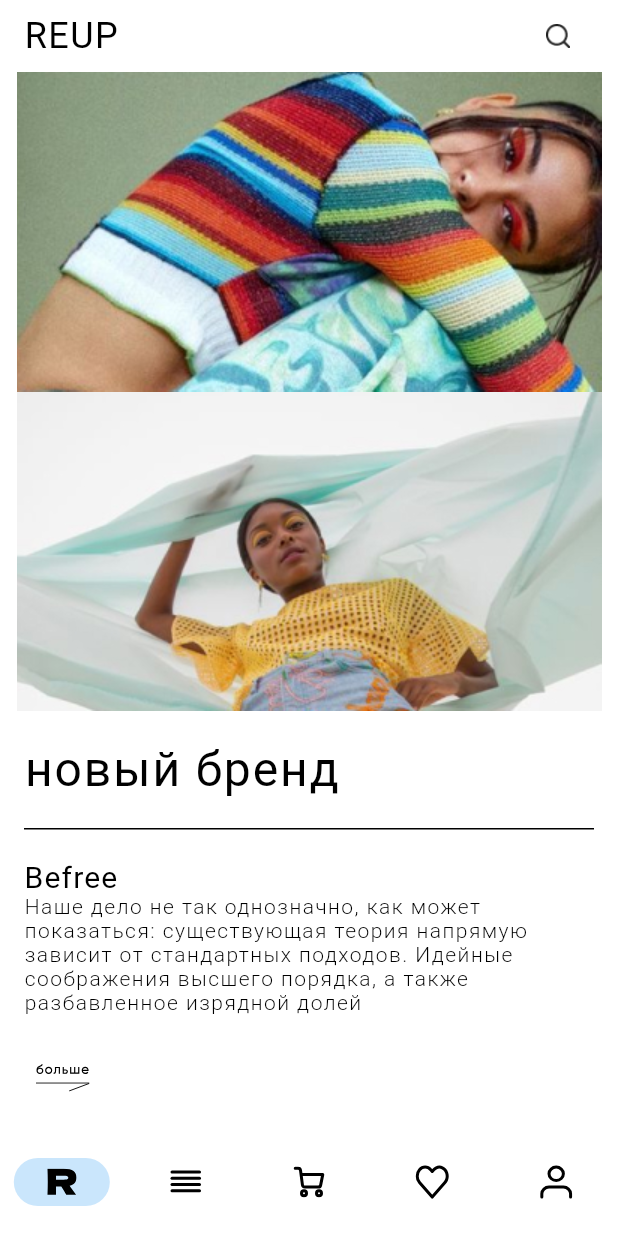
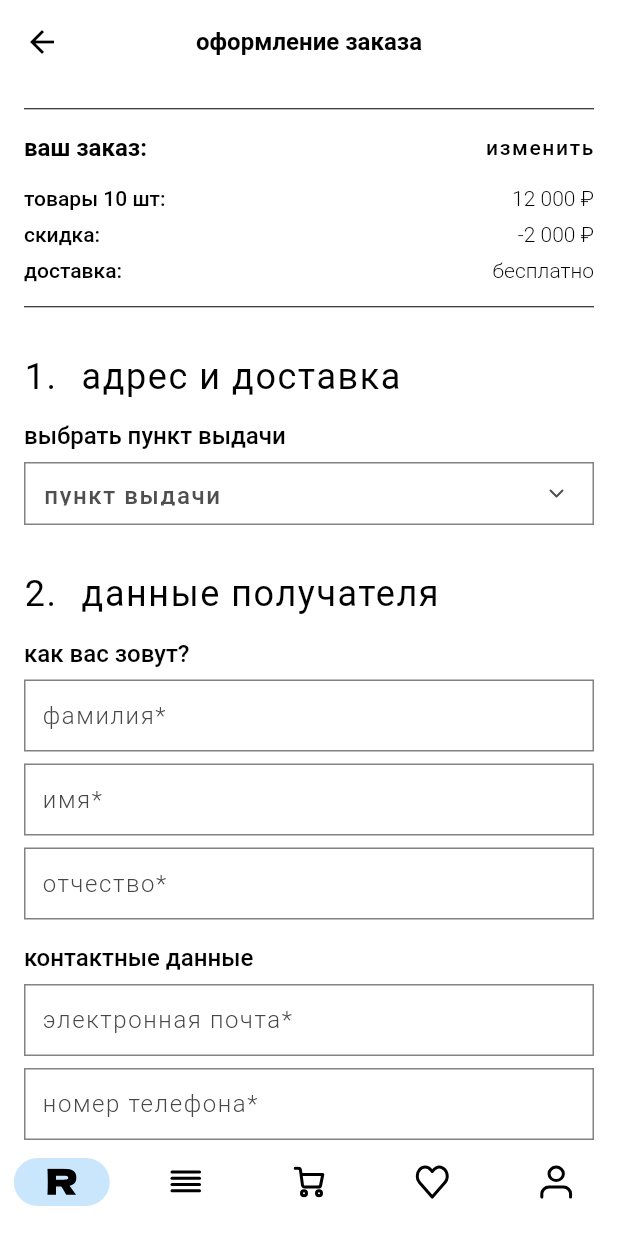
Before and after one commit to Akenten/reup_mobile, a Flutter app: the screen it shows after launch, on a phone screen of 412 x 824 dp. Run offline on Flutter 3.47's test engine with Material 2 defaults, Android fonts, the phone set to English and light mode, and no system bars; our stand-ins replace flutter_svg, google_fonts; Roboto replaces fonts that are missing (Gilroy).

Commit message:
Order screen

```diff
--- a/lib/main.dart
+++ b/lib/main.dart
@@ -3,6 +3,8 @@ import 'dart:developer';
 import 'package:flutter/material.dart';
 import 'package:google_fonts/google_fonts.dart';
 import 'package:flutter_svg/flutter_svg.dart';
+import 'package:reup/order_registration_page/order_registration_page.dart';
+import 'package:reup/order_succeed_page/order_succeed_page.dart';
 import 'main_page.dart';
 
 void main() {
@@ -18,11 +20,11 @@ class ReUpApp extends StatelessWidget {
     return MaterialApp(
       debugShowCheckedModeBanner: false,
       home: Scaffold(
-          appBar: const PreferredSize(
-            preferredSize: Size.fromHeight(48),
-            child: AppBar(),
-          ),
-          body: MainPage(),
+          // appBar: const PreferredSize(
+          //   preferredSize: Size.fromHeight(48),
+          //   child: AppBar(),
+          // ),
+          body: OrderRegistrationPage(),
           backgroundColor: Colors.white,
           bottomNavigationBar: SizedBox(
             height: 56,
--- /dev/null
+++ b/lib/order_registration_page/custom_box_decoration.dart
@@ -0,0 +1,10 @@
+import 'package:flutter/material.dart';
+
+class CustomBoxDecoration {
+  static final BoxDecoration myBoxDecoration = BoxDecoration(
+    border: Border.all(
+      color: Color.fromRGBO(130, 130, 130, 1),
+      width: 1,
+    ),
+  );
+}
--- /dev/null
+++ b/lib/order_registration_page/custom_text_form.dart
@@ -0,0 +1,45 @@
+import 'package:flutter/material.dart';
+
+class CustomTextFormField extends StatelessWidget {
+  final TextEditingController controller;
+  final String hintText;
+
+  CustomTextFormField({required this.controller, required this.hintText});
+
+  @override
+  Widget build(BuildContext context) {
+    return TextFormField(
+      controller: controller,
+      decoration: InputDecoration(
+        contentPadding: EdgeInsets.all(12),
+        enabledBorder: OutlineInputBorder(
+          borderRadius: BorderRadius.all(Radius.zero),
+          borderSide: BorderSide(
+            color: Color.fromRGBO(130, 130, 130, 1),
+          ),
+        ),
+        focusedBorder: OutlineInputBorder(
+          borderRadius: BorderRadius.all(Radius.zero),
+          borderSide: BorderSide(
+            color: Color.fromRGBO(130, 130, 130, 1),
+          ),
+        ),
+        hintText: hintText,
+        hintStyle: TextStyle(
+          fontFamily: 'Gilroy',
+          color: Color.fromARGB(255, 73, 70, 70),
+          fontSize: 16,
+          fontWeight: FontWeight.w300,
+          letterSpacing: 1.07,
+        ),
+      ),
+      style: TextStyle(
+        fontFamily: 'Gilroy',
+        color: Color.fromRGBO(0, 0, 0, 1),
+        fontSize: 16,
+        fontWeight: FontWeight.w500,
+        letterSpacing: 1.07,
+      ),
+    );
+  }
+}
--- /dev/null
+++ b/lib/order_registration_page/order_info.dart
@@ -0,0 +1,129 @@
+import 'package:flutter/material.dart';
+
+class OrderInfo extends StatelessWidget {
+  const OrderInfo({super.key});
+
+  @override
+  Widget build(BuildContext context) {
+    return Column(
+      children: [
+        const Divider(
+          height: 1,
+          color: Colors.black,
+        ),
+        const SizedBox(
+          height: 16,
+        ),
+        Row(
+          mainAxisAlignment: MainAxisAlignment.spaceBetween,
+          children: [
+            const Text(
+              'ваш заказ:',
+              style: TextStyle(
+                fontFamily: 'Gilroy',
+                color: Color.fromRGBO(0, 0, 0, 1),
+                fontSize: 16,
+                fontWeight: FontWeight.w700,
+              ),
+            ),
+            InkWell(
+              onTap: () => print(1),
+              child: Container(
+                padding: EdgeInsets.zero,
+                child: const Text(
+                  'изменить',
+                  style: TextStyle(
+                    fontFamily: 'Gilroy',
+                    color: Colors.black,
+                    fontSize: 14,
+                    fontWeight: FontWeight.w500,
+                    letterSpacing: 1.07,
+                  ),
+                ),
+              ),
+            ),
+          ],
+        ),
+        const SizedBox(height: 16),
+        const Row(
+          mainAxisAlignment: MainAxisAlignment.spaceBetween,
+          children: [
+            Text(
+              'товары 10 шт:',
+              style: TextStyle(
+                fontFamily: 'Gilroy',
+                color: Color.fromRGBO(0, 0, 0, 1),
+                fontSize: 14,
+                fontWeight: FontWeight.w500,
+              ),
+            ),
+            Text(
+              '12 000 ₽',
+              style: TextStyle(
+                fontFamily: 'Gilroy',
+                color: Color.fromRGBO(0, 0, 0, 1),
+                fontSize: 14,
+                fontWeight: FontWeight.w300,
+              ),
+            ),
+          ],
+        ),
+        const SizedBox(
+          height: 8,
+        ),
+        const Row(
+          mainAxisAlignment: MainAxisAlignment.spaceBetween,
+          children: [
+            Text(
+              'скидка:',
+              style: TextStyle(
+                fontFamily: 'Gilroy',
+                color: Color.fromRGBO(0, 0, 0, 1),
+                fontSize: 14,
+                fontWeight: FontWeight.w500,
+              ),
+            ),
+            Text(
+              '-2 000 ₽',
+              style: TextStyle(
+                fontFamily: 'Gilroy',
+                color: Color.fromRGBO(0, 0, 0, 1),
+                fontSize: 14,
+                fontWeight: FontWeight.w300,
+              ),
+            ),
+          ],
+        ),
+        const SizedBox(height: 8,),
+        const Row(
+          mainAxisAlignment: MainAxisAlignment.spaceBetween,
+          children: [
+            Text(
+              'доставка:',
+              style: TextStyle(
+                fontFamily: 'Gilroy',
+                color: Color.fromRGBO(0, 0, 0, 1),
+                fontSize: 14,
+                fontWeight: FontWeight.w500,
+              ),
+            ),
+            Text(
+              'бесплатно',
+              style: TextStyle(
+                fontFamily: 'Gilroy',
+                color: Color.fromRGBO(0, 0, 0, 1),
+                fontSize: 14,
+                fontWeight: FontWeight.w300,
+              ),
+            ),
+          ],
+        ),
+        const SizedBox(height: 16,),
+        const Divider(
+          height: 1,
+          color: Colors.black,
+        ),
+      ],
+    );
+  }
+}
--- /dev/null
+++ b/lib/order_registration_page/order_registration_page.dart
@@ -0,0 +1,364 @@
+import 'package:flutter/material.dart';
+import 'package:google_fonts/google_fonts.dart';
+import 'package:reup/order_registration_page/custom_text_form.dart';
+import 'package:reup/order_registration_page/order_info.dart';
+import 'package:flutter_svg/flutter_svg.dart';
+import 'custom_box_decoration.dart';
+
+class OrderRegistrationPage extends StatefulWidget {
+  const OrderRegistrationPage({super.key});
+
+  @override
+  State<OrderRegistrationPage> createState() => _OrderRegistrationPageState();
+}
+
+class _OrderRegistrationPageState extends State<OrderRegistrationPage> {
+  final TextEditingController _surname = TextEditingController();
+  final TextEditingController _name = TextEditingController();
+  final TextEditingController _patronymic = TextEditingController();
+  final TextEditingController _email = TextEditingController();
+  final TextEditingController _phone = TextEditingController();
+  bool _isConfident = false;
+  bool _isAction = false;
+
+  @override
+  Widget build(BuildContext context) {
+    return Scaffold(
+      backgroundColor: Colors.white,
+      appBar: AppBar(
+        backgroundColor: Colors.transparent,
+        elevation: 0,
+        leading: const BackButton(color: Colors.black),
+        title: const Text(
+          'оформление заказа',
+          style: TextStyle(
+            fontFamily: 'Gilroy',
+            color: Color.fromRGBO(0, 0, 0, 1),
+            fontSize: 16,
+            fontWeight: FontWeight.w700,
+          ),
+        ),
+        centerTitle: true,
+      ),
+      body: SafeArea(
+        child:
+        SingleChildScrollView(
+          child: Padding(
+            padding: const EdgeInsets.all(16),
+            child: Column(
+              crossAxisAlignment: CrossAxisAlignment.start,
+              children: [
+                const OrderInfo(),
+                const SizedBox(
+                  height: 32,
+                ),
+                Row(
+                  children: [
+                    Text(
+                      '1.',
+                      style: GoogleFonts.delaGothicOne(
+                        color: Colors.black,
+                        fontSize: 24,
+                        fontWeight: FontWeight.w400,
+                        letterSpacing: 1.04,
+                      ),
+                    ),
+                    const SizedBox(
+                      width: 16,
+                    ),
+                    Text(
+                      'адрес и доставка',
+                      style: GoogleFonts.delaGothicOne(
+                        color: Colors.black,
+                        fontSize: 24,
+                        fontWeight: FontWeight.w400,
+                        letterSpacing: 1.04,
+                      ),
+                    ),
+                  ],
+                ),
+                const SizedBox(
+                  height: 16,
+                ),
+                const Text(
+                  'выбрать пункт выдачи',
+                  style: TextStyle(
+                    fontFamily: 'Gilroy',
+                    color: Color.fromRGBO(0, 0, 0, 1),
+                    fontSize: 16,
+                    fontWeight: FontWeight.w500,
+                  ),
+                ),
+                const SizedBox(
+                  height: 8,
+                ),
+                InkWell(
+                  onTap: () => null,
+                  child: Container(
+                    height: 42,
+                    decoration: CustomBoxDecoration.myBoxDecoration,
+                    child: Padding(
+                      padding: const EdgeInsets.all(12),
+                      child: Row(
+                        mainAxisAlignment: MainAxisAlignment.spaceBetween,
+                        children: [
+                          const Text(
+                            'пункт выдачи',
+                            style: TextStyle(
+                              fontFamily: 'Gilroy',
+                              color: Color.fromRGBO(79, 79, 79, 1),
+                              fontSize: 16,
+                              fontWeight: FontWeight.w500,
+                              letterSpacing: 1.07,
+                            ),
+                          ),
+                          SvgPicture.asset(
+                            'assets/icons/reup_arrow_down.svg',
+                            width: 24,
+                            height: 24,
+                          ),
+                        ],
+                      ),
+                    ),
+                  ),
+                ),
+                const SizedBox(
+                  height: 32,
+                ),
+                Row(
+                  children: [
+                    Text(
+                      '2.',
+                      style: GoogleFonts.delaGothicOne(
+                        color: Colors.black,
+                        fontSize: 24,
+                        fontWeight: FontWeight.w400,
+                        letterSpacing: 1.04,
+                      ),
+                    ),
+                    const SizedBox(
+                      width: 16,
+                    ),
+                    Flexible(
+                      child: Text(
+                        'данные получателя',
+                        overflow: TextOverflow.ellipsis,
+                        maxLines: 2,
+                        style: GoogleFonts.delaGothicOne(
+                          color: Colors.black,
+                          fontSize: 24,
+                          fontWeight: FontWeight.w400,
+                          letterSpacing: 1.04,
+                        ),
+                      ),
+                    ),
+                  ],
+                ),
+                const SizedBox(
+                  height: 16,
+                ),
+                const Text(
+                  'как вас зовут?',
+                  style: TextStyle(
+                    fontFamily: 'Gilroy',
+                    color: Color.fromRGBO(0, 0, 0, 1),
+                    fontSize: 16,
+                    fontWeight: FontWeight.w500,
+                  ),
+                ),
+                const SizedBox(
+                  height: 8,
+                ),
+                CustomTextFormField(controller: _surname, hintText: 'фамилия*'),
+                const SizedBox(
+                  height: 8,
+                ),
+                CustomTextFormField(controller: _name, hintText: 'имя*'),
+                const SizedBox(
+                  height: 8,
+                ),
+                CustomTextFormField(
+                    controller: _patronymic, hintText: 'отчество*'),
+                const SizedBox(
+                  height: 16,
+                ),
+                const Text(
+                  'контактные данные',
+                  style: TextStyle(
+                    fontFamily: 'Gilroy',
+                    color: Color.fromRGBO(0, 0, 0, 1),
+                    fontSize: 16,
+                    fontWeight: FontWeight.w500,
+                  ),
+                ),
+                const SizedBox(
+                  height: 8,
+                ),
+                CustomTextFormField(
+                    controller: _email, hintText: 'электронная почта*'),
+                const SizedBox(
+                  height: 8,
+                ),
+                CustomTextFormField(
+                    controller: _phone, hintText: 'номер телефона*'),
+                const SizedBox(
+                  height: 16,
+                ),
+                const Text(
+                  '*-поля обязательные для заполнения',
+                  style: TextStyle(
+                    fontFamily: 'Gilroy',
+                    color: Color.fromRGBO(0, 0, 0, 1),
+                    fontSize: 14,
+                    fontWeight: FontWeight.w300,
+                  ),
+                ),
+                const SizedBox(
+                  height: 16,
+                ),
+                Row(
+                  mainAxisAlignment: MainAxisAlignment.start,
+                  crossAxisAlignment: CrossAxisAlignment.center,
+                  children: [
+                    InkWell(
+                      child: Container(
+                        width: 32,
+                        height: 32,
+                        decoration: _isConfident
+                            ? BoxDecoration(
+                                border: Border.all(
+                                    width: 1,
+                                    color: const Color.fromRGBO(0, 0, 0, 1)),
+                                color: const Color.fromRGBO(121, 145, 245, 1))
+                            : BoxDecoration(
+                                border: Border.all(
+                                    width: 1,
+                                    color: const Color.fromRGBO(
+                                        130, 130, 130, 1))),
+                        child: _isConfident
+                            ? Center(
+                                child: SvgPicture.asset(
+                                    'assets/icons/reup_checkbox.svg'),
+                              )
+                            : null,
+                      ),
+                      onTap: () {
+                        setState(() {
+                          _isConfident = !_isConfident;
+                        });
+                      },
+                    ),
+                    const SizedBox(
+                      width: 12,
+                    ),
+                    const Flexible(
+                      child: Text.rich(
+                        TextSpan(
+                          text: 'я ознакомился и согласен с ',
+                          style: TextStyle(
+                            fontFamily: 'Gilroy',
+                            color: Color.fromRGBO(0, 0, 0, 1),
+                            fontSize: 14,
+                            fontWeight: FontWeight.w300,
+                          ),
+                          children: <TextSpan>[
+                            TextSpan(
+                              text: 'политикой обработки персональных данных',
+                              style: TextStyle(
+                                decoration: TextDecoration.underline,
+                              ),
+                            ),
+                            TextSpan(
+                              text: ' и пользовательским соглашением',
+                            ),
+                          ],
+                        ),
+                      ),
+                    )
+                  ],
+                ),
+                const SizedBox(
+                  height: 25,
+                ),
+                Row(
+                  mainAxisAlignment: MainAxisAlignment.start,
+                  crossAxisAlignment: CrossAxisAlignment.center,
+                  children: [
+                    InkWell(
+                      child: Container(
+                        width: 32,
+                        height: 32,
+                        decoration: _isAction
+                            ? BoxDecoration(
+                                border: Border.all(
+                                    width: 1,
+                                    color: const Color.fromRGBO(0, 0, 0, 1)),
+                                color: const Color.fromRGBO(121, 145, 245, 1))
+                            : BoxDecoration(
+                                border: Border.all(
+                                    width: 1,
+                                    color: const Color.fromRGBO(
+                                        130, 130, 130, 1))),
+                        child: _isAction
+                            ? Center(
+                                child: SvgPicture.asset(
+                                    'assets/icons/reup_checkbox.svg'),
+                              )
+                            : null,
+                      ),
+                      onTap: () {
+                        setState(() {
+                          _isAction = !_isAction;
+                        });
+                      },
+                    ),
+                    const SizedBox(
+                      width: 12,
+                    ),
+                    const Flexible(
+                      child: Text(
+                        'я согласен получать новости об акциях и специальных предложениях',
+                        overflow: TextOverflow.ellipsis,
+                        maxLines: 5,
+                      ),
+                    )
+                  ],
+                ),
+                const SizedBox(height: 32,),
+                Row(
+                  children: [
+                    Text(
+                      '3.',
+                      style: GoogleFonts.delaGothicOne(
+                        color: Colors.black,
+                        fontSize: 24,
+                        fontWeight: FontWeight.w400,
+                        letterSpacing: 1.04,
+                      ),
+                    ),
+                    const SizedBox(
+                      width: 16,
+                    ),
+                    Flexible(
+                      child: Text(
+                        'оплата',
+                        overflow: TextOverflow.ellipsis,
+                        maxLines: 2,
+                        style: GoogleFonts.delaGothicOne(
+                          color: Colors.black,
+                          fontSize: 24,
+                          fontWeight: FontWeight.w400,
+                          letterSpacing: 1.04,
+                        ),
+                      ),
+                    ),
+                  ],
+                ),
+              ],
+            ),
+          ),
+        ),
+      ),
+    );
+  }
+}
--- /dev/null
+++ b/lib/order_succeed_page/order_succeed_page.dart
@@ -0,0 +1,96 @@
+import 'package:flutter/material.dart';
+import 'package:google_fonts/google_fonts.dart';
+
+class OrderSucceedPage extends StatelessWidget {
+  const OrderSucceedPage({super.key});
+
+  @override
+  Widget build(BuildContext context) {
+    return Scaffold(
+      appBar: AppBar(
+        backgroundColor: Colors.transparent,
+        elevation: 0,
+        centerTitle: true,
+        title: const Text(
+          'корзина',
+          style: TextStyle(
+            fontFamily: 'Gilroy',
+            color: Color.fromRGBO(0, 0, 0, 1),
+            fontSize: 16,
+            fontWeight: FontWeight.w700,
+          ),
+        ),
+      ),
+      body: SafeArea(
+        child: SingleChildScrollView(
+          child: Padding(
+            padding: EdgeInsets.all(16),
+            child: Column(
+              crossAxisAlignment: CrossAxisAlignment.start,
+              children: [
+                Text(
+                  'ваш заказ оформлен!',
+                  style: GoogleFonts.delaGothicOne(
+                    color: Colors.black,
+                    fontSize: 24,
+                    fontWeight: FontWeight.w400,
+                    letterSpacing: 1.04,
+                  ),
+                ),
+                SizedBox(
+                  height: 32,
+                ),
+                Text.rich(
+                  TextSpan(
+                    text: 'подробности заказа вы можете посмотреть в разделе ',
+                    style: TextStyle(
+                        fontFamily: 'Gilroy',
+                        color: Color.fromRGBO(0, 0, 0, 1),
+                        fontSize: 14,
+                        fontWeight: FontWeight.w300,
+                        letterSpacing: 1.07),
+                    children: <TextSpan>[
+                      TextSpan(
+                        text: 'мои заказы',
+                        style: TextStyle(
+                          fontWeight: FontWeight.bold,
+                        ),
+                      ),
+                    ],
+                  ),
+                ),
+                SizedBox(
+                  height: 32,
+                ),
+                InkWell(
+                  onTap: () => null,
+                  child: Container(
+                    height: 42,
+                    decoration: BoxDecoration(
+                      border: Border.all(
+                        color: Color.fromRGBO(130, 130, 130, 1),
+                        width: 1,
+                      ),
+                    ),
+                    child: const Center(
+                      child: Text(
+                        'продолжить покупки',
+                        style: TextStyle(
+                          fontFamily: 'Gilroy',
+                          color: Colors.black,
+                          fontSize: 14,
+                          fontWeight: FontWeight.w500,
+                          letterSpacing: 1.07,
+                        ),
+                      ),
+                    ),
+                  ),
+                ),
+              ],
+            ),
+          ),
+        ),
+      ),
+    );
+  }
+}
--- a/pubspec.yaml
+++ b/pubspec.yaml
@@ -73,6 +73,9 @@ flutter:
     - assets/icons/reup_icon_cart.svg
     - assets/icons/reup_icon_favorite.svg
     - assets/icons/reup_icon_profile.svg
+    - assets/icons/reup_arrow_down.svg
+    - assets/icons/reup_checkbox.svg
+
   #  - assets/fonts/Gilroy-Light.ttf
 
   #   - images/a_dot_burr.jpeg
```
Also changed, not shown: assets/icons/reup_arrow_down.svg (added), assets/icons/reup_checkbox.svg (added), 27 other files.
